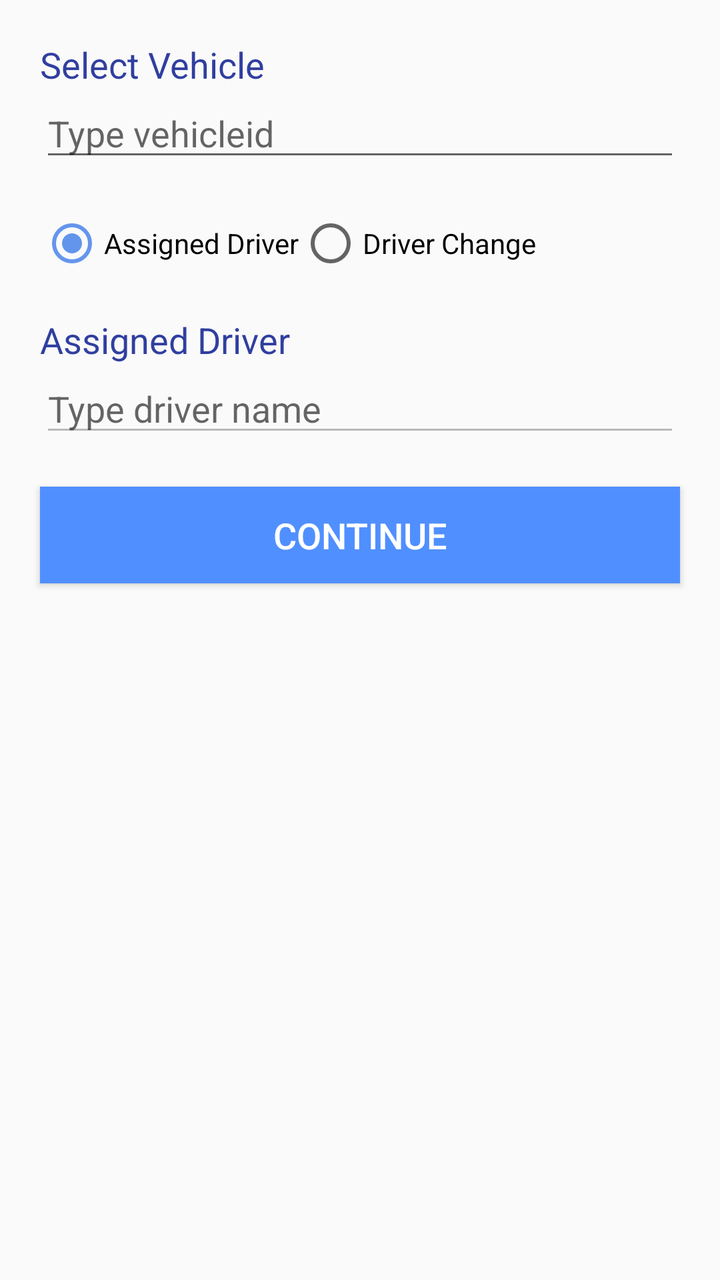
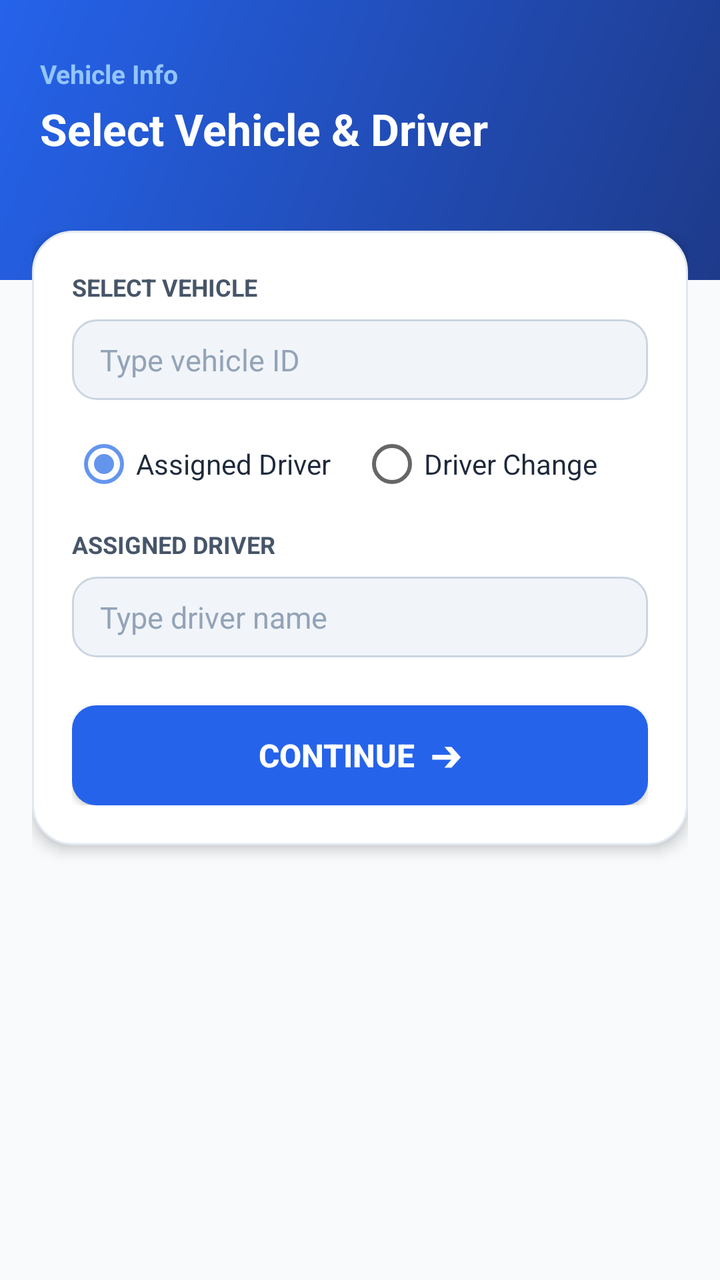

Two renders of the same Android screen: before a commit and after it. Below are the layout's source before the change and the commit's diff.
<!-- AndroidManifest.xml: application theme AppTheme -->
<!-- res/layout/activity_vehicleinfo.xml -->
<?xml version="1.0" encoding="utf-8"?>
<ScrollView xmlns:android="http://schemas.android.com/apk/res/android"
            android:layout_width="match_parent"
            android:layout_height="match_parent"
            android:fillViewport="true">
<LinearLayout xmlns:android="http://schemas.android.com/apk/res/android"
              android:orientation="vertical"
              android:layout_width="match_parent"
              android:layout_height="match_parent">
    <TextView
        android:layout_marginTop="20dp"
        android:paddingLeft="20dp"
        android:layout_width="wrap_content"
        android:layout_height="wrap_content"
        android:text="Select Vehicle"
        android:textSize="18dp"
        android:textColor="@color/colorPrimaryDark"/>


    <AutoCompleteTextView
        android:id="@+id/autoVehText"
        android:layout_marginLeft="20dp"
        android:layout_marginRight="20dp"
        android:textSize="18dp"
        android:hint="Type vehicleid"
        android:digits="abcdefghijklmnopqrstuvwxyzABCDEFGHIJKLMNOPQRSTUVWXYZ0123456789"
        android:singleLine="true"
        android:layout_width="match_parent"
        android:layout_height="wrap_content"
        android:maxLength="25"/>
    <TextView
        android:layout_marginTop="20dp"
        android:paddingLeft="20dp"
        android:layout_width="wrap_content"
        android:layout_height="wrap_content"
        android:text="Enter Vehicle"
        android:textSize="18dp"
        android:id="@+id/txt"
        android:visibility="gone"
        android:textColor="@color/colorPrimaryDark"/>
    <EditText
        android:textSize="18dp"
        android:layout_marginLeft="20dp"
        android:layout_marginRight="20dp"
        android:layout_width="match_parent"
        android:layout_height="wrap_content"
        android:hint="Enter VehicleId"
        android:maxLength="15"
        android:digits="abcdefghijklmnopqrstuvwxyzABCDEFGHIJKLMNOPQRSTUVWXYZ0123456789"
        android:id="@+id/edittxt"
        android:visibility="gone"/>
    <RadioGroup
        android:id="@+id/radioType"
        android:paddingLeft="20dp"
        android:layout_width="wrap_content"
        android:layout_height="wrap_content"
        android:orientation="horizontal"
        android:layout_marginTop="20dp">

        <RadioButton
            android:id="@+id/rbAssigned"
            android:layout_width="wrap_content"
            android:layout_height="wrap_content"
            android:text="Assigned Driver"
            android:checked="true"/>

        <RadioButton
            android:id="@+id/rbChange"
            android:layout_width="wrap_content"
            android:layout_height="wrap_content"
            android:text="Driver Change"/>

    </RadioGroup>
    <TextView
        android:layout_marginTop="20dp"
        android:paddingLeft="20dp"
        android:layout_width="wrap_content"
        android:layout_height="wrap_content"
        android:id="@+id/type"
        android:text="Assigned Driver"
        android:textSize="18dp"
        android:textColor="@color/colorPrimaryDark"/>


    <AutoCompleteTextView
        android:id="@+id/autoText"
        android:layout_marginLeft="20dp"
        android:layout_marginRight="20dp"
        android:textSize="18dp"
        android:hint="Type driver name"
        android:singleLine="true"
        android:layout_width="match_parent"
        android:layout_height="wrap_content"
        android:enabled="false"/>

    <TextView
        android:layout_marginTop="20dp"
        android:paddingLeft="20dp"
        android:layout_width="wrap_content"
        android:layout_height="wrap_content"
        android:text="Enter Driver Details"
        android:textSize="18dp"
        android:id="@+id/dritxt"
        android:visibility="gone"
        android:textColor="@color/colorPrimaryDark"/>
    <EditText
        android:textSize="18dp"
        android:layout_marginLeft="20dp"
        android:layout_marginRight="20dp"
        android:layout_width="match_parent"
        android:layout_height="wrap_content"
        android:hint="Enter Driver Details"
        android:maxLength="30"
        android:digits="abcdefghijklmnopqrstuvwxyzABCDEFGHIJKLMNOPQRSTUVWXYZ 0123456789"
        android:id="@+id/driedittxt"
        android:visibility="gone"/>

    
    <TextView
        android:layout_marginTop="20dp"
        android:paddingLeft="20dp"
        android:layout_width="wrap_content"
        android:layout_height="wrap_content"
        android:id="@+id/zonetxt"
        android:text="Select Zone"
        android:textSize="18dp"
        android:visibility="gone"
        android:textColor="@color/colorPrimaryDark"/>


    <AutoCompleteTextView
        android:id="@+id/zoneautoTxt"
        android:layout_marginLeft="20dp"
        android:layout_marginRight="20dp"
        android:textSize="18dp"
        android:hint="Type Zone"
        android:singleLine="true"
        android:visibility="gone"
        android:layout_width="match_parent"
        android:layout_height="wrap_content" />

    <TextView
        android:layout_marginTop="20dp"
        android:paddingLeft="20dp"
        android:layout_width="wrap_content"
        android:layout_height="wrap_content"
        android:id="@+id/twrtxt"
        android:text="Select Tower ID"
        android:textSize="18dp"
        android:visibility="gone"
        android:textColor="@color/colorPrimaryDark"/>


    <AutoCompleteTextView
        android:id="@+id/twrautoTxt"
        android:layout_marginLeft="20dp"
        android:layout_marginRight="20dp"
        android:textSize="18dp"
        android:hint="Type Tower ID"
        android:singleLine="true"
        android:visibility="gone"
        android:layout_width="match_parent"
        android:layout_height="wrap_content" />

    <androidx.appcompat.widget.AppCompatButton
        android:id="@+id/btn"
        android:layout_width="fill_parent"
        android:layout_height="wrap_content"
        android:layout_marginTop="20dp"
        android:layout_marginBottom="20dp"
        android:layout_marginLeft="20dp"
        android:layout_marginRight="20dp"
        android:padding="12dp"
        android:textSize="18dp"
        android:textColor="#ffffff"
        android:background="#508fff"
        android:text="Continue"/>

</LinearLayout>
    </ScrollView>
<!-- resources referenced by this layout -->
<resources>
  <color name="colorPrimaryDark">#303F9F</color>
  <style name="AppTheme" parent="Theme.AppCompat.Light.DarkActionBar">
          
          <item name="colorPrimary">@color/colorPrimary</item>
          <item name="colorPrimaryDark">@color/colorPrimaryDark</item>
          <item name="colorAccent">@color/colorAccent</item>
      </style>
  <color name="colorPrimary">#3F51B5</color>
  <color name="colorAccent">#6495ED</color>
</resources>

<!-- the commit's change to res/layout/activity_vehicleinfo.xml (unified diff, before → after) -->
@@ -1,180 +1,269 @@
 <?xml version="1.0" encoding="utf-8"?>
-<ScrollView xmlns:android="http://schemas.android.com/apk/res/android"
-            android:layout_width="match_parent"
-            android:layout_height="match_parent"
-            android:fillViewport="true">
-<LinearLayout xmlns:android="http://schemas.android.com/apk/res/android"
-              android:orientation="vertical"
-              android:layout_width="match_parent"
-              android:layout_height="match_parent">
-    <TextView
-        android:layout_marginTop="20dp"
-        android:paddingLeft="20dp"
-        android:layout_width="wrap_content"
-        android:layout_height="wrap_content"
-        android:text="Select Vehicle"
-        android:textSize="18dp"
-        android:textColor="@color/colorPrimaryDark"/>
-
-
-    <AutoCompleteTextView
-        android:id="@+id/autoVehText"
-        android:layout_marginLeft="20dp"
-        android:layout_marginRight="20dp"
-        android:textSize="18dp"
-        android:hint="Type vehicleid"
-        android:digits="abcdefghijklmnopqrstuvwxyzABCDEFGHIJKLMNOPQRSTUVWXYZ0123456789"
-        android:singleLine="true"
+<RelativeLayout xmlns:android="http://schemas.android.com/apk/res/android"
+    android:layout_width="match_parent"
+    android:layout_height="match_parent"
+    android:background="#F8FAFC">
+
+    
+    <LinearLayout
+        android:id="@+id/header_container"
         android:layout_width="match_parent"
-        android:layout_height="wrap_content"
-        android:maxLength="25"/>
-    <TextView
-        android:layout_marginTop="20dp"
-        android:paddingLeft="20dp"
-        android:layout_width="wrap_content"
-        android:layout_height="wrap_content"
-        android:text="Enter Vehicle"
-        android:textSize="18dp"
-        android:id="@+id/txt"
-        android:visibility="gone"
-        android:textColor="@color/colorPrimaryDark"/>
-    <EditText
-        android:textSize="18dp"
-        android:layout_marginLeft="20dp"
-        android:layout_marginRight="20dp"
-        android:layout_width="match_parent"
-        android:layout_height="wrap_content"
-        android:hint="Enter VehicleId"
-        android:maxLength="15"
-        android:digits="abcdefghijklmnopqrstuvwxyzABCDEFGHIJKLMNOPQRSTUVWXYZ0123456789"
-        android:id="@+id/edittxt"
-        android:visibility="gone"/>
-    <RadioGroup
-        android:id="@+id/radioType"
-        android:paddingLeft="20dp"
-        android:layout_width="wrap_content"
-        android:layout_height="wrap_content"
-        android:orientation="horizontal"
-        android:layout_marginTop="20dp">
-
-        <RadioButton
-            android:id="@+id/rbAssigned"
+        android:layout_height="140dp"
+        android:background="@drawable/bg_header_blue"
+        android:orientation="vertical"
+        android:paddingHorizontal="20dp"
+        android:paddingTop="28dp">
+
+        <TextView
             android:layout_width="wrap_content"
             android:layout_height="wrap_content"
-            android:text="Assigned Driver"
-            android:checked="true"/>
-
-        <RadioButton
-            android:id="@+id/rbChange"
+            android:text="Vehicle Info"
+            android:textColor="#93C5FD"
+            android:textSize="13sp"
+            android:textStyle="bold" />
+
+        <TextView
             android:layout_width="wrap_content"
             android:layout_height="wrap_content"
-            android:text="Driver Change"/>
-
-    </RadioGroup>
-    <TextView
-        android:layout_marginTop="20dp"
-        android:paddingLeft="20dp"
-        android:layout_width="wrap_content"
-        android:layout_height="wrap_content"
-        android:id="@+id/type"
-        android:text="Assigned Driver"
-        android:textSize="18dp"
-        android:textColor="@color/colorPrimaryDark"/>
-
-
-    <AutoCompleteTextView
-        android:id="@+id/autoText"
-        android:layout_marginLeft="20dp"
-        android:layout_marginRight="20dp"
-        android:textSize="18dp"
-        android:hint="Type driver name"
-        android:singleLine="true"
+            android:layout_marginTop="4dp"
+            android:text="Select Vehicle &amp; Driver"
+            android:textColor="#FFFFFF"
+            android:textSize="22sp"
+            android:textStyle="bold" />
+    </LinearLayout>
+
+    <ScrollView
         android:layout_width="match_parent"
-        android:layout_height="wrap_content"
-        android:enabled="false"/>
-
-    <TextView
-        android:layout_marginTop="20dp"
-        android:paddingLeft="20dp"
-        android:layout_width="wrap_content"
-        android:layout_height="wrap_content"
-        android:text="Enter Driver Details"
-        android:textSize="18dp"
-        android:id="@+id/dritxt"
-        android:visibility="gone"
-        android:textColor="@color/colorPrimaryDark"/>
-    <EditText
-        android:textSize="18dp"
-        android:layout_marginLeft="20dp"
-        android:layout_marginRight="20dp"
-        android:layout_width="match_parent"
-        android:layout_height="wrap_content"
-        android:hint="Enter Driver Details"
-        android:maxLength="30"
-        android:digits="abcdefghijklmnopqrstuvwxyzABCDEFGHIJKLMNOPQRSTUVWXYZ 0123456789"
-        android:id="@+id/driedittxt"
-        android:visibility="gone"/>
-
-    
-    <TextView
-        android:layout_marginTop="20dp"
-        android:paddingLeft="20dp"
-        android:layout_width="wrap_content"
-        android:layout_height="wrap_content"
-        android:id="@+id/zonetxt"
-        android:text="Select Zone"
-        android:textSize="18dp"
-        android:visibility="gone"
-        android:textColor="@color/colorPrimaryDark"/>
-
-
-    <AutoCompleteTextView
-        android:id="@+id/zoneautoTxt"
-        android:layout_marginLeft="20dp"
-        android:layout_marginRight="20dp"
-        android:textSize="18dp"
-        android:hint="Type Zone"
-        android:singleLine="true"
-        android:visibility="gone"
-        android:layout_width="match_parent"
-        android:layout_height="wrap_content" />
-
-    <TextView
-        android:layout_marginTop="20dp"
-        android:paddingLeft="20dp"
-        android:layout_width="wrap_content"
-        android:layout_height="wrap_content"
-        android:id="@+id/twrtxt"
-        android:text="Select Tower ID"
-        android:textSize="18dp"
-        android:visibility="gone"
-        android:textColor="@color/colorPrimaryDark"/>
-
-
-    <AutoCompleteTextView
-        android:id="@+id/twrautoTxt"
-        android:layout_marginLeft="20dp"
-        android:layout_marginRight="20dp"
-        android:textSize="18dp"
-        android:hint="Type Tower ID"
-        android:singleLine="true"
-        android:visibility="gone"
-        android:layout_width="match_parent"
-        android:layout_height="wrap_content" />
-
-    <androidx.appcompat.widget.AppCompatButton
-        android:id="@+id/btn"
-        android:layout_width="fill_parent"
-        android:layout_height="wrap_content"
-        android:layout_marginTop="20dp"
-        android:layout_marginBottom="20dp"
-        android:layout_marginLeft="20dp"
-        android:layout_marginRight="20dp"
-        android:padding="12dp"
-        android:textSize="18dp"
-        android:textColor="#ffffff"
-        android:background="#508fff"
-        android:text="Continue"/>
-
-</LinearLayout>
+        android:layout_height="match_parent"
+        android:layout_below="@id/header_container"
+        android:layout_marginTop="-25dp"
+        android:fillViewport="true">
+
+        <LinearLayout
+            android:layout_width="match_parent"
+            android:layout_height="wrap_content"
+            android:orientation="vertical"
+            android:paddingHorizontal="16dp"
+            android:paddingBottom="24dp">
+
+            <LinearLayout
+                android:layout_width="match_parent"
+                android:layout_height="wrap_content"
+                android:background="@drawable/bg_login_card"
+                android:elevation="4dp"
+                android:orientation="vertical"
+                android:padding="20dp">
+
+                
+                <TextView
+                    android:id="@+id/lbl_select_veh"
+                    android:layout_width="wrap_content"
+                    android:layout_height="wrap_content"
+                    android:layout_marginBottom="8dp"
+                    android:text="SELECT VEHICLE"
+                    android:textColor="#475569"
+                    android:textSize="12sp"
+                    android:textStyle="bold" />
+
+                
+                <LinearLayout
+                    android:layout_width="match_parent"
+                    android:layout_height="wrap_content"
+                    android:layout_marginBottom="16dp"
+                    android:background="@drawable/bg_phone_input"
+                    android:paddingHorizontal="14dp"
+                    android:paddingVertical="10dp">
+
+                    <AutoCompleteTextView
+                        android:id="@+id/autoVehText"
+                        android:layout_width="match_parent"
+                        android:layout_height="wrap_content"
+                        android:background="@null"
+                        android:digits="abcdefghijklmnopqrstuvwxyzABCDEFGHIJKLMNOPQRSTUVWXYZ0123456789"
+                        android:hint="Type vehicle ID"
+                        android:singleLine="true"
+                        android:textColor="#0F172A"
+                        android:textColorHint="#94A3B8"
+                        android:textSize="15sp" />
+                </LinearLayout>
+
+                <TextView
+                    android:id="@+id/txt"
+                    android:layout_width="wrap_content"
+                    android:layout_height="wrap_content"
+                    android:layout_marginBottom="8dp"
+                    android:text="ENTER VEHICLE"
+                    android:textColor="#475569"
+                    android:textSize="12sp"
+                    android:textStyle="bold"
+                    android:visibility="gone" />
+
+                <EditText
+                    android:id="@+id/edittxt"
+                    android:layout_width="match_parent"
+                    android:layout_height="wrap_content"
+                    android:layout_marginBottom="16dp"
+                    android:background="@drawable/bg_phone_input"
+                    android:digits="abcdefghijklmnopqrstuvwxyzABCDEFGHIJKLMNOPQRSTUVWXYZ0123456789"
+                    android:hint="Enter vehicle ID"
+                    android:maxLength="15"
+                    android:paddingHorizontal="14dp"
+                    android:paddingVertical="10dp"
+                    android:textColor="#0F172A"
+                    android:textSize="15sp"
+                    android:visibility="gone" />
+
+                
+                <RadioGroup
+                    android:id="@+id/radioType"
+                    android:layout_width="match_parent"
+                    android:layout_height="wrap_content"
+                    android:layout_marginBottom="16dp"
+                    android:orientation="horizontal">
+
+                    <RadioButton
+                        android:id="@+id/rbAssigned"
+                        android:layout_width="0dp"
+                        android:layout_height="wrap_content"
+                        android:layout_weight="1"
+                        android:checked="true"
+                        android:text="Assigned Driver"
+                        android:textColor="#1E293B"
+                        android:textSize="14sp" />
+
+                    <RadioButton
+                        android:id="@+id/rbChange"
+                        android:layout_width="0dp"
+                        android:layout_height="wrap_content"
+                        android:layout_weight="1"
+                        android:text="Driver Change"
+                        android:textColor="#1E293B"
+                        android:textSize="14sp" />
+                </RadioGroup>
+
+                
+                <TextView
+                    android:id="@+id/type"
+                    android:layout_width="wrap_content"
+                    android:layout_height="wrap_content"
+                    android:layout_marginBottom="8dp"
+                    android:text="ASSIGNED DRIVER"
+                    android:textColor="#475569"
+                    android:textSize="12sp"
+                    android:textStyle="bold" />
+
+                <LinearLayout
+                    android:layout_width="match_parent"
+                    android:layout_height="wrap_content"
+                    android:layout_marginBottom="16dp"
+                    android:background="@drawable/bg_phone_input"
+                    android:paddingHorizontal="14dp"
+                    android:paddingVertical="10dp">
+
+                    <AutoCompleteTextView
+                        android:id="@+id/autoText"
+                        android:layout_width="match_parent"
+                        android:layout_height="wrap_content"
+                        android:background="@null"
+                        android:enabled="false"
+                        android:hint="Type driver name"
+                        android:singleLine="true"
+                        android:textColor="#0F172A"
+                        android:textColorHint="#94A3B8"
+                        android:textSize="15sp" />
+                </LinearLayout>
+
+                <TextView
+                    android:id="@+id/dritxt"
+                    android:layout_width="wrap_content"
+                    android:layout_height="wrap_content"
+                    android:layout_marginBottom="8dp"
+                    android:text="DRIVER DETAILS"
+                    android:textColor="#475569"
+                    android:textSize="12sp"
+                    android:textStyle="bold"
+                    android:visibility="gone" />
+
+                <EditText
+                    android:id="@+id/driedittxt"
+                    android:layout_width="match_parent"
+                    android:layout_height="wrap_content"
+                    android:layout_marginBottom="16dp"
+                    android:background="@drawable/bg_phone_input"
+                    android:digits="abcdefghijklmnopqrstuvwxyzABCDEFGHIJKLMNOPQRSTUVWXYZ 0123456789"
+                    android:hint="Enter driver details"
+                    android:maxLength="30"
+                    android:paddingHorizontal="14dp"
+                    android:paddingVertical="10dp"
+                    android:textColor="#0F172A"
+                    android:textSize="15sp"
+                    android:visibility="gone" />
+
+                
+                <TextView
+                    android:id="@+id/zonetxt"
+                    android:layout_width="wrap_content"
+                    android:layout_height="wrap_content"
+                    android:layout_marginBottom="8dp"
+                    android:text="ZONE"
+                    android:textColor="#475569"
+                    android:textSize="12sp"
+                    android:textStyle="bold"
+                    android:visibility="gone" />
+
+                <AutoCompleteTextView
+                    android:id="@+id/zoneautoTxt"
+                    android:layout_width="match_parent"
+                    android:layout_height="wrap_content"
+                    android:layout_marginBottom="16dp"
+                    android:background="@drawable/bg_phone_input"
+                    android:hint="Type zone"
+                    android:paddingHorizontal="14dp"
+                    android:paddingVertical="10dp"
+                    android:singleLine="true"
+                    android:textColor="#0F172A"
+                    android:textSize="15sp"
+                    android:visibility="gone" />
+
+                <TextView
+                    android:id="@+id/twrtxt"
+                    android:layout_width="wrap_content"
+                    android:layout_height="wrap_content"
+                    android:layout_marginBottom="8dp"
+                    android:text="TOWER ID"
+                    android:textColor="#475569"
+                    android:textSize="12sp"
+                    android:textStyle="bold"
+                    android:visibility="gone" />
+
+                <AutoCompleteTextView
+                    android:id="@+id/twrautoTxt"
+                    android:layout_width="match_parent"
+                    android:layout_height="wrap_content"
+                    android:layout_marginBottom="16dp"
+                    android:background="@drawable/bg_phone_input"
+                    android:hint="Type tower ID"
+                    android:paddingHorizontal="14dp"
+                    android:paddingVertical="10dp"
+                    android:singleLine="true"
+                    android:textColor="#0F172A"
+                    android:textSize="15sp"
+                    android:visibility="gone" />
+
+                
+                <androidx.appcompat.widget.AppCompatButton
+                    android:id="@+id/btn"
+                    android:layout_width="match_parent"
+                    android:layout_height="50dp"
+                    android:layout_marginTop="8dp"
+                    android:background="@drawable/bg_login_button"
+                    android:elevation="2dp"
+                    android:text="CONTINUE  ➔"
+                    android:textColor="#FFFFFF"
+                    android:textSize="16sp"
+                    android:textStyle="bold" />
+
+            </LinearLayout>
+        </LinearLayout>
     </ScrollView>
+</RelativeLayout>
<!-- resource entries referenced after the edit -->
@@ -1,5 +1,43 @@
 <!-- resources referenced by this layout -->
 <resources>
+  <!-- drawable bg_header_blue (drawable) -->
+  <?xml version="1.0" encoding="utf-8"?>
+  <shape xmlns:android="http://schemas.android.com/apk/res/android">
+      <gradient
+          android:startColor="#1E3A8A"
+          android:endColor="#2563EB"
+          android:angle="135"/>
+  </shape>
+  <!-- drawable bg_login_button (drawable) -->
+  <?xml version="1.0" encoding="utf-8"?>
+  <selector xmlns:android="http://schemas.android.com/apk/res/android">
+      <item android:state_pressed="true">
+          <shape>
+              <solid android:color="#1D4ED8" />
+              <corners android:radius="12dp" />
+          </shape>
+      </item>
+      <item>
+          <shape>
+              <solid android:color="#2563EB" />
+              <corners android:radius="12dp" />
+          </shape>
+      </item>
+  </selector>
+  <!-- drawable bg_login_card (drawable) -->
+  <?xml version="1.0" encoding="utf-8"?>
+  <shape xmlns:android="http://schemas.android.com/apk/res/android">
+      <solid android:color="#FFFFFF" />
+      <corners android:radius="20dp" />
+      <stroke android:width="1dp" android:color="#E2E8F0" />
+  </shape>
+  <!-- drawable bg_phone_input (drawable) -->
+  <?xml version="1.0" encoding="utf-8"?>
+  <shape xmlns:android="http://schemas.android.com/apk/res/android">
+      <solid android:color="#F1F5F9" />
+      <corners android:radius="12dp" />
+      <stroke android:width="1dp" android:color="#CBD5E1" />
+  </shape>
   <color name="colorPrimaryDark">#303F9F</color>
   <style name="AppTheme" parent="Theme.AppCompat.Light.DarkActionBar">
           
